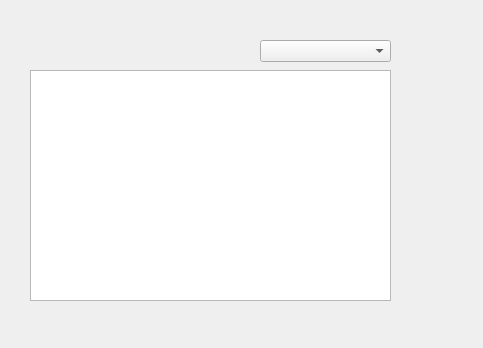
Above: Proyecto_v1/ordenar_dialog.ui from sndr1345v2/Algoritmia-Proyecto before the change. Below: the same form after it.
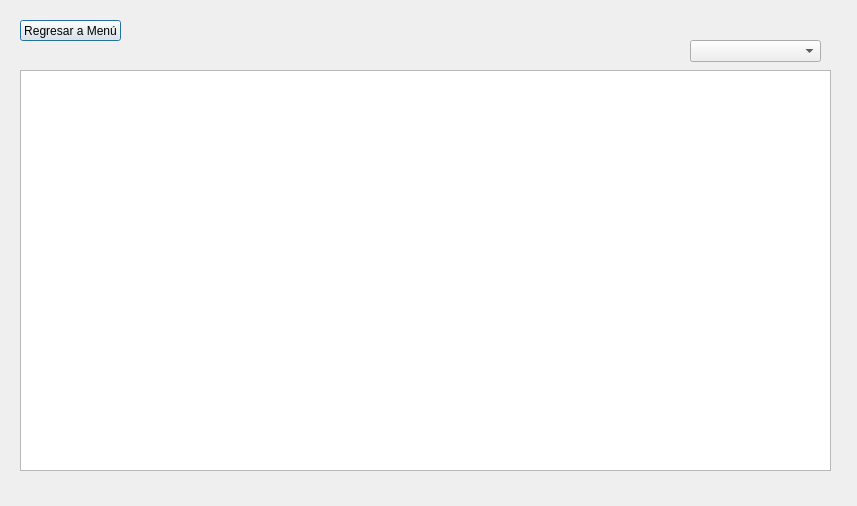
That is the form after the change.

Commit message: cambios en ordenar

The edit to the form file:
```diff
--- a/Proyecto_v1/ordenar_dialog.ui
+++ b/Proyecto_v1/ordenar_dialog.ui
@@ -6,8 +6,8 @@
    <rect>
     <x>0</x>
     <y>0</y>
-    <width>483</width>
-    <height>348</height>
+    <width>857</width>
+    <height>506</height>
    </rect>
   </property>
   <property name="windowTitle">
@@ -16,23 +16,36 @@
   <widget class="QTableView" name="tableView">
    <property name="geometry">
     <rect>
-     <x>30</x>
+     <x>20</x>
      <y>70</y>
-     <width>361</width>
-     <height>231</height>
+     <width>811</width>
+     <height>401</height>
     </rect>
    </property>
   </widget>
   <widget class="QComboBox" name="comboBox_ordenar">
    <property name="geometry">
     <rect>
-     <x>260</x>
+     <x>690</x>
      <y>40</y>
      <width>131</width>
      <height>22</height>
     </rect>
    </property>
   </widget>
+  <widget class="QPushButton" name="pushButton_regresarMenu">
+   <property name="geometry">
+    <rect>
+     <x>20</x>
+     <y>20</y>
+     <width>101</width>
+     <height>21</height>
+    </rect>
+   </property>
+   <property name="text">
+    <string>Regresar a Menú</string>
+   </property>
+  </widget>
  </widget>
  <resources/>
  <connections/>
```
Left out of the diff: 2 changed lines with no effect on the pictures. The commit also changes 10 other files.
